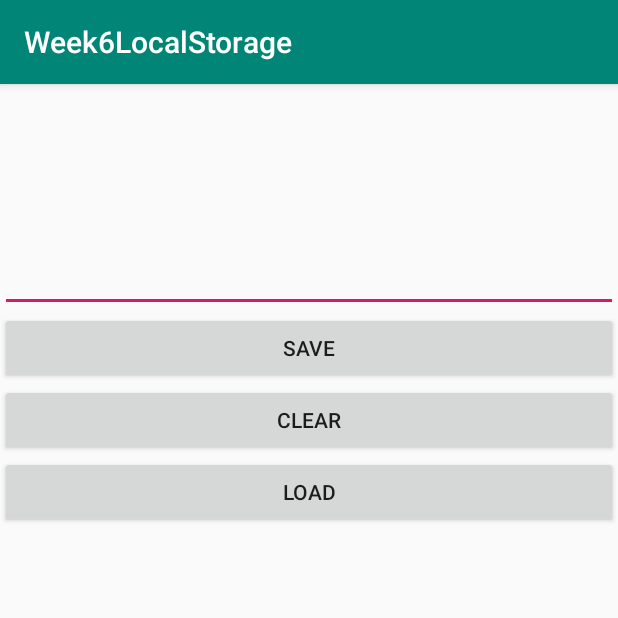
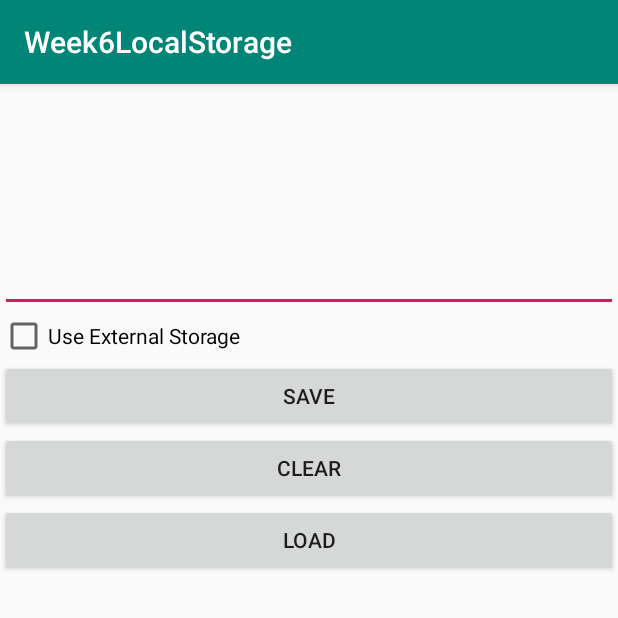
Before and after one commit to android-development-abaertay-module/Week6IO, an Android app: the screen it shows after launch (MainActivity), after a tap on "SAVE", on a phone screen of 412 x 824 dp, the top half of it. Run offline under Robolectric (Android 15) with nearby library versions, the phone set to English and light mode, and no system bars.

Commit message:
external storage section done

```diff
--- a/app/src/main/java/com/bodovix/week6localstorage/MainActivity.java
+++ b/app/src/main/java/com/bodovix/week6localstorage/MainActivity.java
@@ -1,7 +1,6 @@
 package com.bodovix.week6localstorage;
 
 import android.Manifest;
-import android.content.Intent;
 import android.content.pm.PackageManager;
 import android.os.Handler;
 import android.os.Message;
@@ -13,6 +12,7 @@ import android.os.Bundle;
 import android.util.Log;
 import android.view.View;
 import android.widget.Button;
+import android.widget.CheckBox;
 import android.widget.EditText;
 import android.widget.Toast;
 
@@ -23,15 +23,16 @@ public class MainActivity extends AppCompatActivity {
     private static final int WRITE_EXTERNAL_STORAGE_REQUEST = 1;
     private static final int READ_EXTERNAL_STORAGE_REQUEST = 2;
     EditText multiTextView;
+    CheckBox isExternalCB;
     Button saveBtn;
     Button clearBtn;
     Button loadBtn;
 
-    String internalStorage = "internal.txt";
+    String fileName = "internal.txt";
     FileHelper fileHelper;
     Handler handler;
-    Runnable saveInternalRunnable;
-    Runnable loadInternalRunnable;
+    Runnable saveRunnable;
+    Runnable loadRunnable;
 
 
     @Override
@@ -43,6 +44,7 @@ public class MainActivity extends AppCompatActivity {
         saveBtn = findViewById(R.id.saveBtn);
         clearBtn = findViewById(R.id.clearBtn);
         loadBtn = findViewById(R.id.loadBtn);
+        isExternalCB = findViewById(R.id.useExternalCB);
 
         checkPermissions();
 
@@ -61,11 +63,15 @@ public class MainActivity extends AppCompatActivity {
             }
         };
 
-        saveInternalRunnable = new Runnable() {
+        saveRunnable = new Runnable() {
             @Override
             public void run() {
-                fileHelper.saveToInternalStorage(internalStorage,multiTextView.getText().toString());
-
+                String result = null;
+                if (isExternalCB.isChecked()) {
+                    fileHelper.saveToInternalStorage(fileName, multiTextView.getText().toString());
+                }else{
+                    fileHelper.saveToExternalStorage(fileName,multiTextView.getText().toString());
+                }
                 Message message = new Message();
                 Bundle bundle = new Bundle();
                 bundle.putString("method","saveInternal");
@@ -74,10 +80,15 @@ public class MainActivity extends AppCompatActivity {
                 handler.sendMessage(message);
             }
         };
-        loadInternalRunnable = new Runnable() {
+        loadRunnable = new Runnable() {
             @Override
             public void run() {
-                String result = fileHelper.loadFromInternalStorage(internalStorage);
+                String result = null;
+                if (isExternalCB.isChecked()) {
+                    result = fileHelper.loadFromInternalStorage(fileName);
+                }else{
+                    result = fileHelper.loadFromExternalStorage(fileName);
+                }
                 Message message = new Message();
                 Bundle bundle = new Bundle();
                 bundle.putString("method","loadInternal");
@@ -138,7 +149,7 @@ public class MainActivity extends AppCompatActivity {
     }
 
     public void saveBtn_Clicked(View view) {
-        saveInternalRunnable.run();
+        saveRunnable.run();
     }
 
     public void clearBtn_Clicked(View view) {
@@ -146,6 +157,6 @@ public class MainActivity extends AppCompatActivity {
     }
 
     public void loadBtn_Clicked(View view) {
-        loadInternalRunnable.run();
+        loadRunnable.run();
     }
 }
--- a/app/src/main/res/layout/activity_main.xml
+++ b/app/src/main/res/layout/activity_main.xml
@@ -14,6 +14,11 @@
         android:layout_height="wrap_content"
         android:minLines="6"
         android:inputType="textMultiLine"/>
+    <CheckBox
+        android:id="@+id/useExternalCB"
+        android:layout_width="wrap_content"
+        android:layout_height="wrap_content"
+        android:text="@string/use_external_storage"/>
     <Button
         android:id="@+id/saveBtn"
         android:onClick="saveBtn_Clicked"
--- a/app/src/main/res/values/strings.xml
+++ b/app/src/main/res/values/strings.xml
@@ -3,4 +3,5 @@
     <string name="load">Load</string>
     <string name="clear">Clear</string>
     <string name="save">Save</string>
+    <string name="use_external_storage">Use External Storage</string>
 </resources>
```
